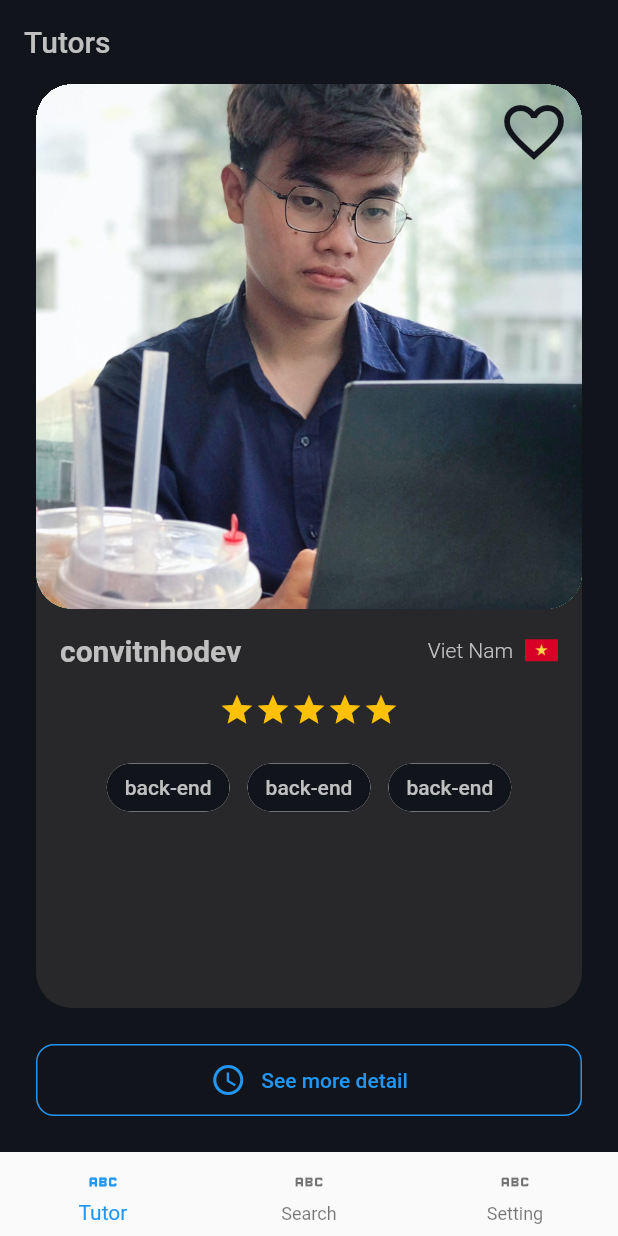
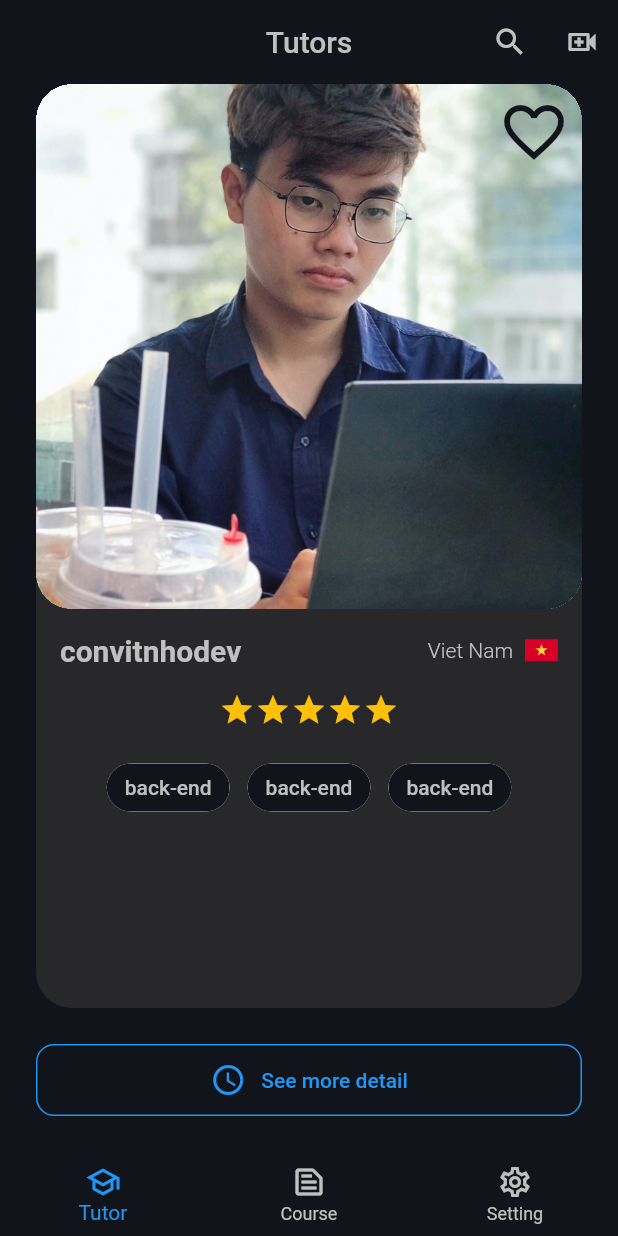
Before and after one commit to convitnhodev/Advanced-Mobile-Course, a Flutter app: the screen it shows after launch, on a phone screen of 412 x 824 dp. Run offline on Flutter 3.47's test engine with Material 2 defaults, Android fonts, the phone set to English and light mode, and no system bars; our stand-ins replace flutter_screenutil, get.

Commit message:
feat: complete bottom navigation bar

```diff
--- a/lib/pages/frame/home/view.dart
+++ b/lib/pages/frame/home/view.dart
@@ -1,6 +1,5 @@
-
-
 import 'package:flutter/material.dart';
+import 'package:flutter_application_1/common/style/color.dart';
 import 'package:flutter_application_1/pages/frame/home/controller.dart';
 import 'package:flutter_application_1/pages/frame/search/view.dart';
 import 'package:flutter_application_1/pages/frame/setting/view.dart';
@@ -12,25 +11,22 @@ import 'package:get/get.dart';
 class HomePage extends StatefulWidget {
   const HomePage({super.key});
 
-
   @override
   State<HomePage> createState() => _HomePageState();
 }
 
 class _HomePageState extends State<HomePage> {
-
-
   List<Widget> pages = [
-    TutorsListPage(),
-    SearchPage(),
-    SettingPage(),
+    const TutorsListPage(),
+    const SearchPage(),
+    const SettingPage(),
     // SignInPage(),
   ];
-
 
   int current_index = 0;
 
   List<String> pagesTitles = ['Tutors', 'Search', 'Settings'];
+
   @override
   Widget build(BuildContext context) {
     return Scaffold(
@@ -42,41 +38,31 @@ class _HomePageState extends State<HomePage> {
       // ),
       body: pages[current_index],
 
-
       bottomNavigationBar: BottomNavigationBar(
+        backgroundColor: AppColor.primaryBackground,
+        selectedItemColor: Colors.blue,
+        unselectedItemColor: AppColor.primaryText,
         onTap: (value) => {
           setState(() {
             current_index = value;
           }),
-
         },
-
         currentIndex: current_index,
-
-
-
-        items: [
+        items: const [
           BottomNavigationBarItem(
-            icon: Icon(Icons.abc),
+            icon: Icon(Icons.school_outlined),
             label: 'Tutor',
           ),
           BottomNavigationBarItem(
-            icon: Icon(Icons.abc),
-            label: 'Search',
+            icon: Icon(Icons.text_snippet_outlined),
+            label: 'Course',
           ),
           BottomNavigationBarItem(
-            icon: Icon(Icons.abc),
+            icon: Icon(Icons.settings_outlined),
             label: 'Setting',
           ),
-
-            //   BottomNavigationBarItem(
-            // icon: Icon(Icons.abc),
-            // label: 'Signin',
-            // ),
-      ]),
-
-
+        ],
+      ),
     );
-
   }
 }
--- a/lib/pages/frame/tutors_list/view.dart
+++ b/lib/pages/frame/tutors_list/view.dart
@@ -21,6 +21,23 @@ class _TutorsListPageState extends State<TutorsListPage> {
         ),
         backgroundColor: AppColor.primaryBackground,
         elevation: 0,
+        centerTitle: true,
+        actions: [
+          IconButton(
+            onPressed: () {},
+            icon: const Icon(
+              Icons.search_outlined,
+              color: AppColor.primaryText,
+            ),
+          ),
+          IconButton(
+            onPressed: () {},
+            icon: const Icon(
+              Icons.video_call_outlined,
+              color: AppColor.primaryText,
+            ),
+          ),
+        ],
       ),
       backgroundColor: AppColor.primaryBackground,
       body: Column(
```
Lines whose indentation alone changed are shown as unchanged.
